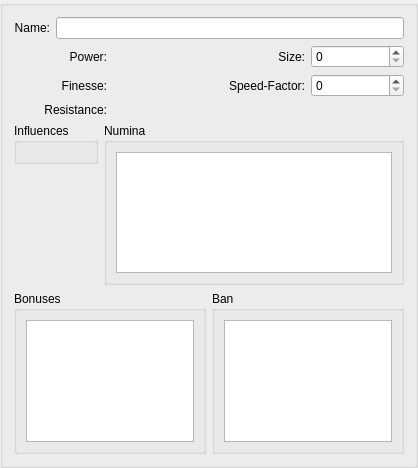
Before: the Qt Designer form ui/ui_CompanionWidget.ui in Kamduis/SoulCreator, drawn with Qt 5.
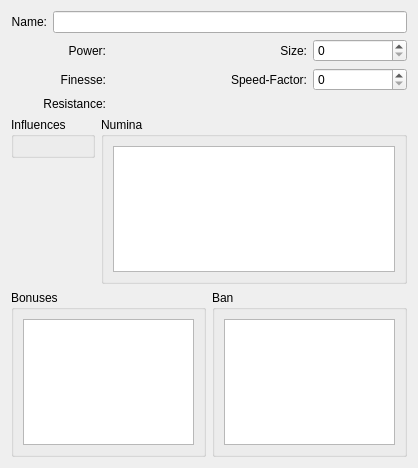
After: the same form once the commit is applied. Custom widgets are drawn as their Qt base class.

What changed in the file:
```diff
--- a/ui/ui_CompanionWidget.ui
+++ b/ui/ui_CompanionWidget.ui
@@ -1,7 +1,7 @@
 <?xml version="1.0" encoding="UTF-8"?>
 <ui version="4.0">
  <class>CompanionWidget</class>
- <widget class="QGroupBox" name="CompanionWidget">
+ <widget class="QWidget" name="CompanionWidget">
   <property name="geometry">
    <rect>
     <x>0</x>
```
